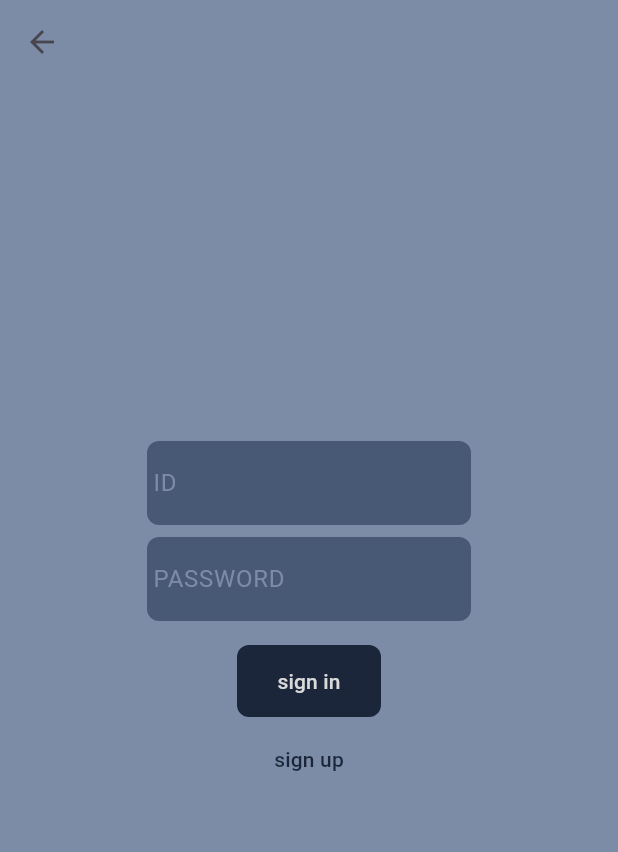
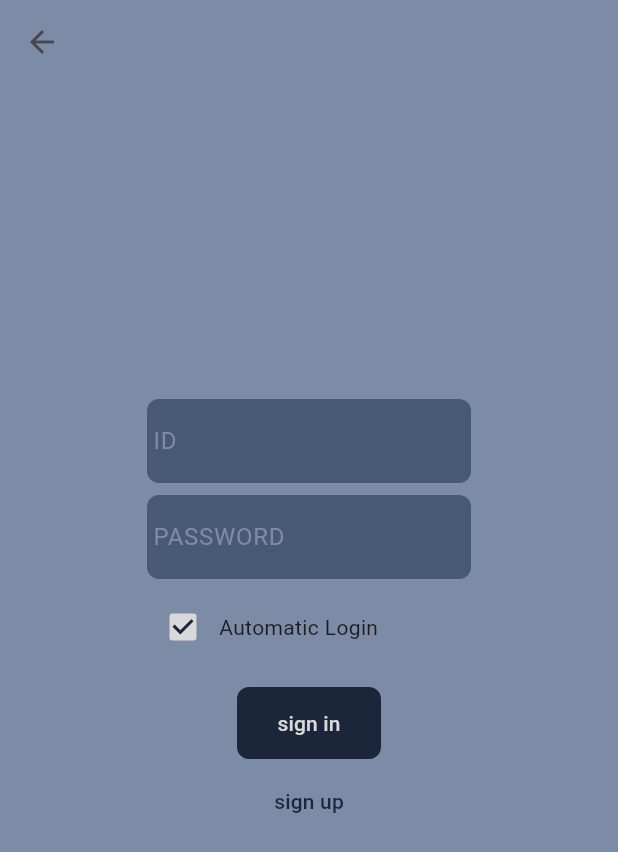
Before and after one commit to junyeong-nero/pomodoro, a Flutter app: the screen it shows after launch, item 3 of the bottom bar chosen, after a tap on "IN", on a phone screen of 412 x 824 dp. Shown: the top 852 px of the screen. Run offline on Flutter 3.47's test engine with Material 3 defaults, Android fonts, the phone set to English and light mode, and no system bars; our stand-ins replace card_swiper, gap, shared_preferences.

Commit message:
[add] auto login

```diff
--- a/lib/controllers/UserDataController.dart
+++ b/lib/controllers/UserDataController.dart
@@ -8,6 +8,7 @@ import '../Constants.dart';
 class UserDataController {
   var userData = UserData.init();
   var isConnected = false;
+  var autoLogin = false;
 
   UserDataController() {
     /** TEST Dataset **/
--- a/lib/layouts/LoginPage.dart
+++ b/lib/layouts/LoginPage.dart
@@ -1,15 +1,11 @@
-import 'dart:convert';
-
 import 'package:flutter/material.dart';
 import 'package:gap/gap.dart';
 import 'package:pomodoro/controllers/UserDataController.dart';
-
+import 'package:shared_preferences/shared_preferences.dart';
 import '../designs/CustomTheme.dart';
-import 'package:http/http.dart' as http;
 
 class LoginPage extends StatefulWidget {
   const LoginPage({super.key, required this.title});
-
   final String title;
 
   @override
@@ -17,28 +13,33 @@ class LoginPage extends StatefulWidget {
 }
 
 class _LoginState extends State<LoginPage> {
+  final color = CustomTheme.currentTheme;
   var controller = UserDataController();
-  final color = CustomTheme.currentTheme;
+  var idController = TextEditingController();
+  var pwController = TextEditingController();
+  var autoLogin = true;
 
   void signIn() async {
-    Map userData = {
-      'id': idController.text,
-      'password': pwController.text
-    };
+    Map userData = {'id': idController.text, 'password': pwController.text};
     var response = await UserDataController.login(userData);
     if (!mounted) return;
     if (response.body.toString() == 'null') {
       popupSnackBar('Login Failed');
     } else {
       Navigator.pop(context, response.body);
+      final storage = await SharedPreferences.getInstance();
+      if (autoLogin) {
+        await storage.setString('id', userData['id']);
+        await storage.setString('password', userData['password']);
+        await storage.setBool('auto_login ', true);
+      } else {
+        await storage.remove('auto_login');
+      }
     }
   }
 
   void signUp() async {
-    Map userData = {
-      'id': idController.text,
-      'password': pwController.text
-    };
+    Map userData = {'id': idController.text, 'password': pwController.text};
     var response = await UserDataController.register(userData);
     if (!mounted) return;
     if (response.body.toString() == 'null') {
@@ -55,11 +56,20 @@ class _LoginState extends State<LoginPage> {
       ..showSnackBar(SnackBar(content: Text(text)));
   }
 
-  var idController = TextEditingController();
-  var pwController = TextEditingController();
-
   @override
   Widget build(BuildContext context) {
+    Color getColor(Set<MaterialState> states) {
+      const Set<MaterialState> interactiveStates = <MaterialState>{
+        MaterialState.pressed,
+        MaterialState.hovered,
+        MaterialState.focused,
+      };
+      if (states.any(interactiveStates.contains)) {
+        return color[3];
+      }
+      return color[4];
+    }
+
     return Scaffold(
         backgroundColor: color[3],
         body: Stack(
@@ -70,7 +80,7 @@ class _LoginState extends State<LoginPage> {
               padding: const EdgeInsets.all(4),
               child: IconButton(
                 onPressed: () {
-                  Navigator.pop(context, 'failed');
+                  Navigator.pop(context, 'null');
                 },
                 icon: const Icon(Icons.arrow_back),
               ),
@@ -118,6 +128,25 @@ class _LoginState extends State<LoginPage> {
                           hintStyle: TextStyle(color: color[3])),
                     ),
                   ),
+                  const Gap(8),
+                  SizedBox(
+                    width: 216,
+                    child: Row(
+                      children: [
+                        Checkbox(
+                            value: autoLogin,
+                            checkColor: color[1],
+                            fillColor:
+                                MaterialStateProperty.resolveWith(getColor),
+                            onChanged: (bool? v) {
+                              setState(() {
+                                autoLogin = v!;
+                              });
+                            }),
+                        Text("Automatic Login")
+                      ],
+                    ),
+                  ),
                   const Gap(16),
                   Container(
                       width: 96,
--- a/lib/layouts/MainPage.dart
+++ b/lib/layouts/MainPage.dart
@@ -4,6 +4,7 @@ import 'package:card_swiper/card_swiper.dart';
 import 'package:flutter/material.dart';
 import 'package:gap/gap.dart';
 import 'package:pomodoro/designs/CustomCharts.dart';
+import 'package:shared_preferences/shared_preferences.dart';
 import '../ClockTimer.dart';
 import '../Utils.dart';
 import '../designs/BackgroundPainter.dart';
@@ -39,6 +40,27 @@ class _MainPageState extends State<MainPage> {
 
   var fragmentIndex = 0;
   var focusTimeController = TextEditingController();
+
+  void checkAutoLogin() async {
+    print('checkAutoLogin');
+    final storage = await SharedPreferences.getInstance();
+    var autoLogin = storage.containsKey('auto_login');
+    if (!autoLogin) {
+      return;
+    }
+
+    var id = storage.getString('id');
+    var password = storage.getString('password');
+    var res = await UserDataController.login({'id': id, 'password': password});
+    if (res.body.toString() == 'null') {
+      return;
+    }
+
+    setState(() {
+      dataController.isConnected = true;
+      dataController.init(json.decode(res.body.toString()));
+    });
+  }
 
   Widget getFragment(var index) {
     /** Clock Fragment **/
@@ -613,11 +635,6 @@ class _MainPageState extends State<MainPage> {
     dataController.updateUserData();
   }
 
-  void init() {
-    _timer.handler = timerHandler;
-    size = MediaQuery.of(context).size;
-  }
-
   bool fragmentButtonClick(var index) {
     dataController.updateUserData();
     setState(() {
@@ -637,11 +654,13 @@ class _MainPageState extends State<MainPage> {
   }
 
   void logButtonClick() {
-    if (!dataController.isConnected) {
-      _navigateLogin(context);
-    } else {
-      dataController.logout();
-    }
+    setState(() {
+      if (!dataController.isConnected) {
+        _navigateLogin(context);
+      } else {
+        dataController.logout();
+      }
+    });
   }
 
   Future<void> _navigateLogin(BuildContext context) async {
@@ -661,8 +680,16 @@ class _MainPageState extends State<MainPage> {
   }
 
   @override
+  void initState() {
+    super.initState();
+
+    _timer.handler = timerHandler;
+    checkAutoLogin();
+  }
+
+  @override
   Widget build(BuildContext context) {
-    init();
+    size = MediaQuery.of(context).size;
     Color getIconColors(var index) {
       return index == fragmentIndex ? color[0] : color[4];
     }
--- a/lib/models/UserData.dart
+++ b/lib/models/UserData.dart
@@ -3,6 +3,7 @@
 // part 'car.g.dart';
 
 import 'dart:convert';
+
 
 class UserData {
   String? id;
--- a/pubspec.yaml
+++ b/pubspec.yaml
@@ -43,6 +43,7 @@ dependencies:
   mongo_dart: ^0.10.0
   realm_dart: ^1.7.0
   http: ^1.2.0
+  shared_preferences: ^2.2.2
 
 dev_dependencies:
   flutter_test:
```
Also changed, not shown: pubspec.lock, 1 other file.
